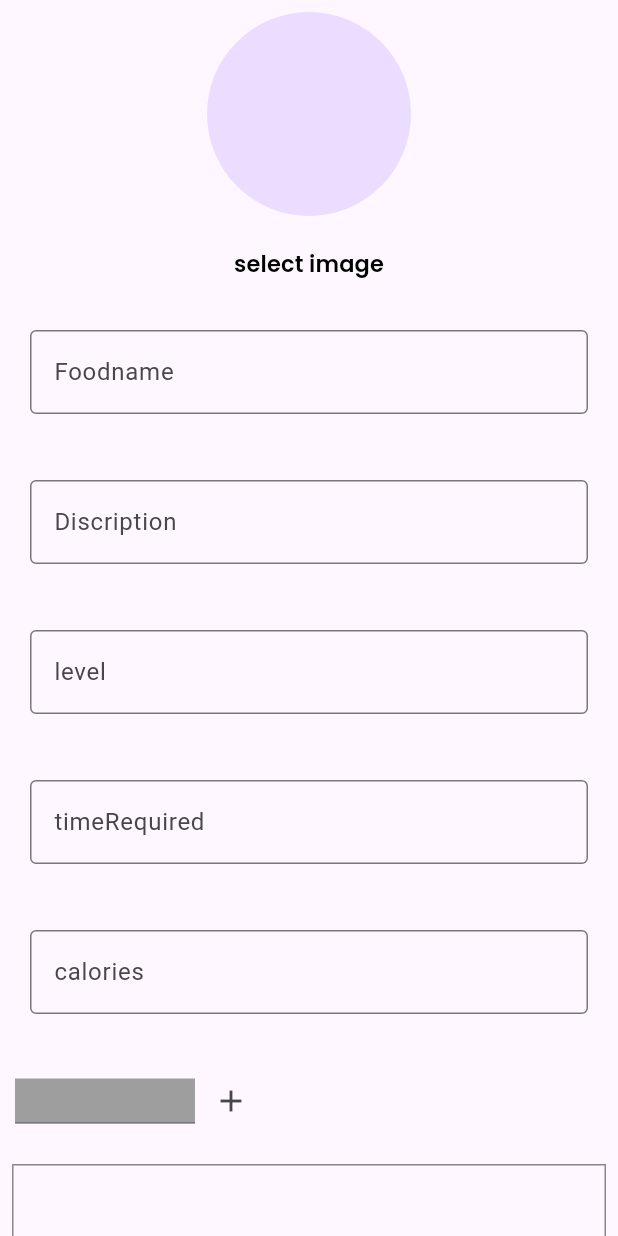
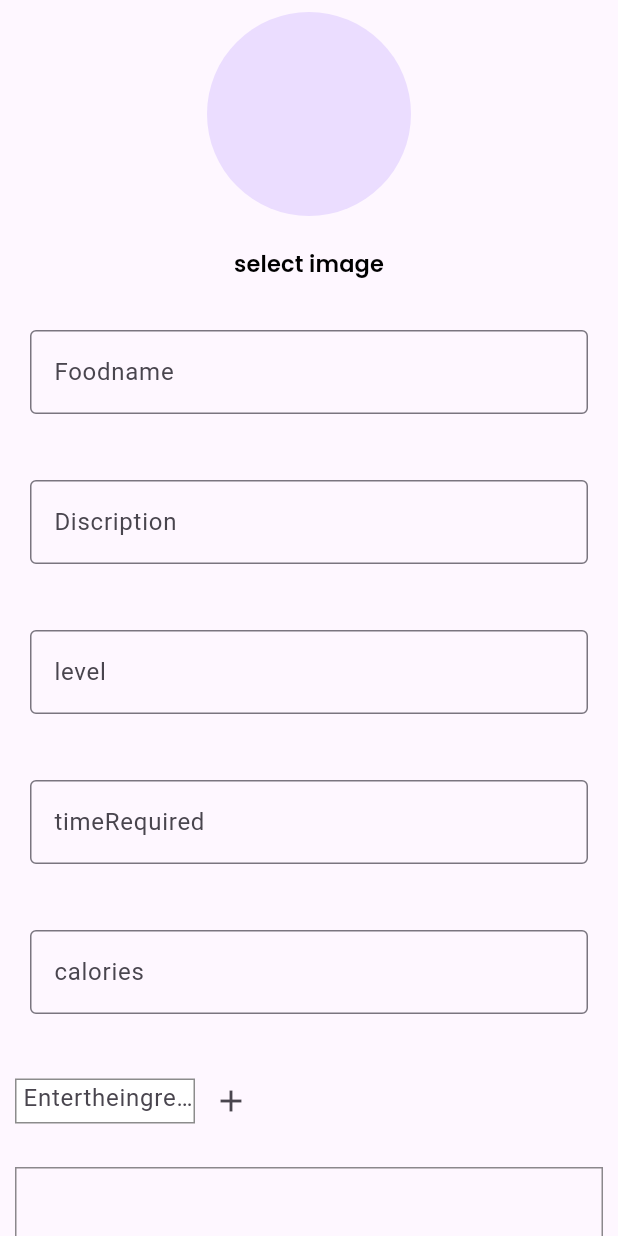
Before and after one commit to muhammadfazilkp/food_recipe_app, a Flutter app: the FoodDitailsAddingScreen screen opened directly, after a tap on the "add" icon, on a phone screen of 412 x 824 dp. Run offline on Flutter 3.47's test engine with Material 2 defaults, Android fonts, the phone set to English and light mode, and no system bars; our stand-ins replace google_fonts; network calls fail.

Commit message:
adding side ui and opretions are allmost finished

```diff
--- a/lib/view/screens/adding_screen/food_details.dart
+++ b/lib/view/screens/adding_screen/food_details.dart
@@ -52,12 +52,20 @@ class FoodDitailsAddingScreen extends StatelessWidget {
                     child: Row(
                       children: [
                         Container(
-                          color: Colors.grey,
+
                           height: 30,
                           width: 120,
+                          // ignore: sort_child_properties_last
                           child: TextFormField(
                             controller: value.foodIngrediants,
+                            decoration: const InputDecoration(
+                                border: InputBorder.none,
+                                hintText: ' Entertheingredients'),
                           ),
+                           decoration: BoxDecoration(
+                              color: Colors.white,
+                              border: Border.all(color: Colors.black45)),
+
                         ),
                         IconButton(
                             onPressed: () {
@@ -68,7 +76,7 @@ class FoodDitailsAddingScreen extends StatelessWidget {
                     ),
                   ),
                   Padding(
-                    padding: const EdgeInsets.all(8.0),
+                    padding: const EdgeInsets.all(10.0),
                     child: Align(
                       alignment: Alignment.centerLeft,
                       child: Container(
@@ -77,19 +85,33 @@ class FoodDitailsAddingScreen extends StatelessWidget {
                         decoration: BoxDecoration(
                           border: Border.all(color: Colors.black45),
                         ),
+                        child: ListView.builder(
+                          itemCount: value.ingreadience.length,
+                          itemBuilder: (context, index) {
+                            return Text(
+                              " ${value.ingreadience[index]}",
+                              style: categori,
+                            );
+                          },
+                        ),
                       ),
                     ),
                   ),
                   Row(
                     children: [
                       Padding(
-                        padding: const EdgeInsets.all(8.0),
+                        padding: const EdgeInsets.all(10.0),
                         child: Container(
-                          color: Colors.grey,
                           height: 30,
                           width: 120,
+                          decoration: BoxDecoration(
+                              color: Colors.white,
+                              border: Border.all(color: Colors.black45)),
                           child: TextFormField(
                             controller: value.steps,
+                            decoration: const InputDecoration(
+                                border: InputBorder.none,
+                                hintText: 'EntertheSteps'),
                           ),
                         ),
                       ),
@@ -107,6 +129,15 @@ class FoodDitailsAddingScreen extends StatelessWidget {
                       width: double.infinity,
                       decoration: BoxDecoration(
                         border: Border.all(color: Colors.black45),
+                      ),
+                      child: ListView.builder(
+                        itemCount: value.step.length,
+                        itemBuilder: (context, index) {
+                          return Text(
+                            value.step[index],
+                            style: categori,
+                          );
+                        },
                       ),
                     ),
                   ),
@@ -128,9 +159,9 @@ class FoodDitailsAddingScreen extends StatelessWidget {
                             Navigator.pop(context);
                           }
                         },
-                        style:  ButtonStyle(
-                            backgroundColor:
-                                MaterialStatePropertyAll(Colors.pinkAccent[200])),
+                        style: ButtonStyle(
+                            backgroundColor: MaterialStatePropertyAll(
+                                Colors.pinkAccent[200])),
                         child: SizedBox(
                             width: double.infinity,
                             height: 30,
--- a/lib/view/screens/home_screen/home_page.dart
+++ b/lib/view/screens/home_screen/home_page.dart
@@ -2,7 +2,6 @@ import 'package:flutter/material.dart';
 import 'package:food_recipe_app/controller/recipe/recipe_provider.dart';
 import 'package:food_recipe_app/core/text_style.dart';
 import 'package:food_recipe_app/view/screens/adding_screen/food_details.dart';
-import 'package:food_recipe_app/view/screens/dish_view_page/view_page.dart';
 import 'package:food_recipe_app/view/screens/home_screen/widget/categori.dart';
 import 'package:provider/provider.dart';
 
```
